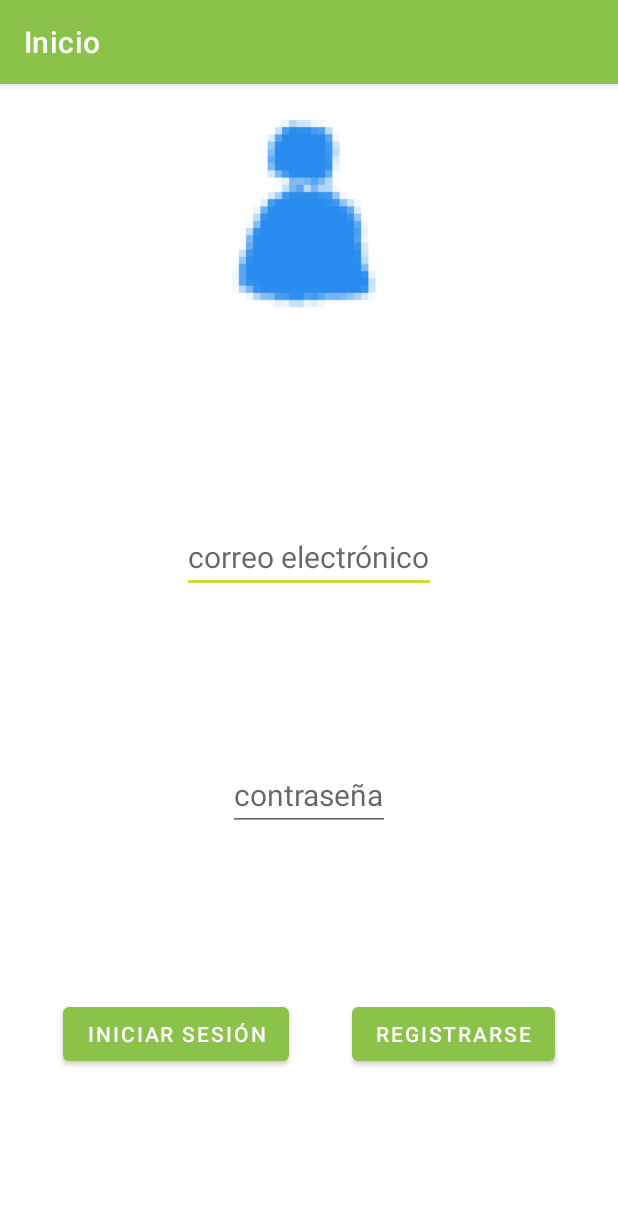
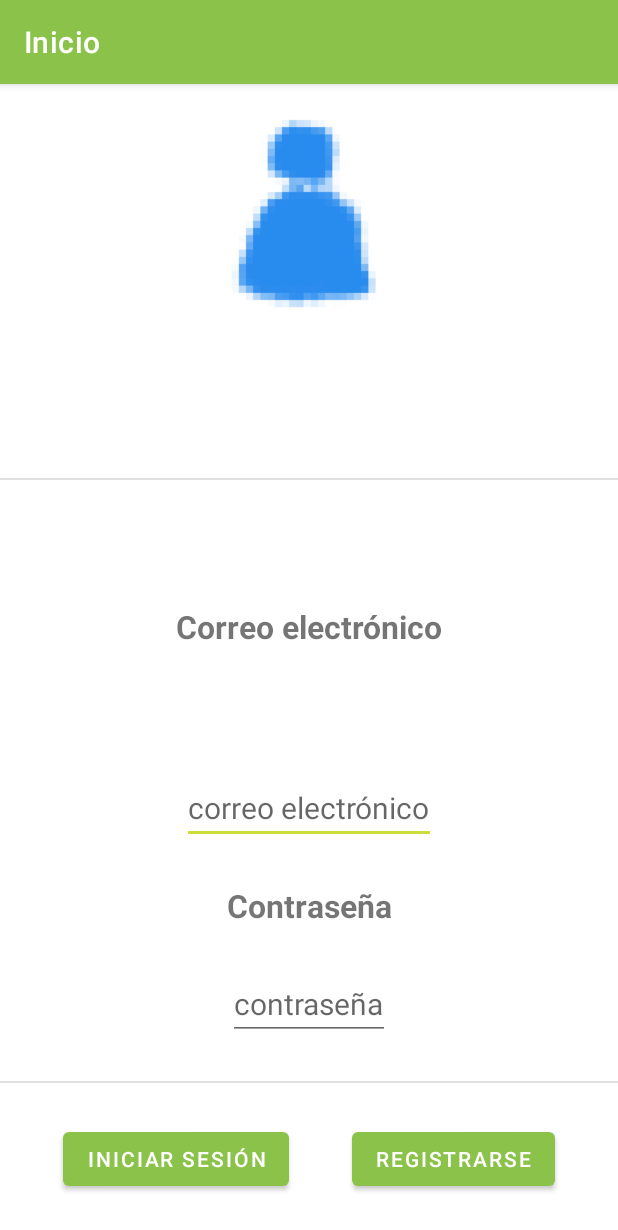
Before and after one commit to saragl728/ProyectoClasesSRPG, an Android app: the screen it shows after launch (MainActivity), on a phone screen of 412 x 824 dp. Shown: the top 1230 px of the screen. Run offline under Robolectric (Android 15) with nearby library versions, the phone set to English and light mode, and no system bars; our stand-ins replace Firebase (no records; nobody signed in at launch, a user with empty details on screens opened directly).

Commit message:
Cambio cosas del layout

```diff
--- a/app/src/main/java/com/example/proyectoclasessrpg/ListadoClasesActivity.kt
+++ b/app/src/main/java/com/example/proyectoclasessrpg/ListadoClasesActivity.kt
@@ -10,6 +10,7 @@ class ListadoClasesActivity : ActividadConMenus() {
         super.onCreate(savedInstanceState)
         val binding = ActivityListadoClasesBinding.inflate(layoutInflater)
         setContentView(binding.root)
+        title = "Lista de clases"
 
     }
 }
--- a/app/src/main/res/layout/activity_main.xml
+++ b/app/src/main/res/layout/activity_main.xml
@@ -4,9 +4,19 @@
     xmlns:tools="http://schemas.android.com/tools"
     android:layout_width="match_parent"
     android:layout_height="match_parent"
-    tools:context=".MainActivity"
-    android:layout_marginVertical="10dp">
+    tools:context=".MainActivity">
 
+    <TextView
+        android:layout_width="wrap_content"
+        android:layout_height="wrap_content"
+        android:id="@+id/textoCorreo"
+        android:text="Correo electrónico"
+        android:textStyle="bold"
+        android:textSize="21dp"
+        app:layout_constraintLeft_toLeftOf="parent"
+        app:layout_constraintRight_toRightOf="parent"
+        app:layout_constraintBottom_toTopOf="@id/correo"
+        app:layout_constraintTop_toBottomOf="@id/divisor"/>
     <EditText
         android:id="@+id/correo"
         android:layout_width="wrap_content"
@@ -15,7 +25,19 @@
         android:textSize="20dp"
         app:layout_constraintLeft_toLeftOf="parent"
         app:layout_constraintRight_toRightOf="parent"
-        app:layout_constraintTop_toBottomOf="@id/imagenInicio"
+        app:layout_constraintTop_toBottomOf="@id/textoCorreo"
+        app:layout_constraintBottom_toTopOf="@id/contrasenya"/>
+
+    <TextView
+        android:layout_width="wrap_content"
+        android:layout_height="wrap_content"
+        android:id="@+id/textoContrasenya"
+        android:textStyle="bold"
+        android:textSize="21dp"
+        app:layout_constraintLeft_toLeftOf="parent"
+        app:layout_constraintRight_toRightOf="parent"
+        android:text="Contraseña"
+        app:layout_constraintTop_toBottomOf="@id/correo"
         app:layout_constraintBottom_toTopOf="@id/contrasenya"/>
 
     <EditText
@@ -27,8 +49,8 @@
         android:inputType="textPassword"
         app:layout_constraintLeft_toLeftOf="parent"
         app:layout_constraintRight_toRightOf="parent"
-        app:layout_constraintBottom_toTopOf="@id/bLogin"
-        app:layout_constraintTop_toBottomOf="@id/correo"/>
+        app:layout_constraintBottom_toTopOf="@id/divisor2"
+        app:layout_constraintTop_toBottomOf="@id/textoContrasenya"/>
 
     <Button
         android:id="@+id/bLogin"
@@ -38,7 +60,7 @@
         app:layout_constraintLeft_toLeftOf="parent"
         app:layout_constraintRight_toLeftOf="@id/bRegistro"
         app:layout_constraintBottom_toBottomOf="parent"
-        app:layout_constraintTop_toBottomOf="@id/contrasenya"/>
+        app:layout_constraintTop_toBottomOf="@id/divisor2"/>
 
     <Button
         android:id="@+id/bRegistro"
@@ -48,7 +70,7 @@
         app:layout_constraintLeft_toRightOf="@id/bLogin"
         app:layout_constraintRight_toRightOf="parent"
         app:layout_constraintBottom_toBottomOf="parent"
-        app:layout_constraintTop_toBottomOf="@id/contrasenya"/>
+        app:layout_constraintTop_toBottomOf="@id/divisor2"/>
 
     <ImageView
         android:id="@+id/imagenInicio"
@@ -58,4 +80,20 @@
         app:layout_constraintTop_toTopOf="parent"
         app:layout_constraintLeft_toLeftOf="parent"
         app:layout_constraintRight_toRightOf="parent"/>
+
+    <View
+        android:id="@+id/divisor"
+        android:layout_width="match_parent"
+        android:layout_height="1dp"
+        android:background="?android:attr/listDivider"
+        app:layout_constraintTop_toBottomOf="@id/imagenInicio"
+        app:layout_constraintBottom_toTopOf="@id/textoCorreo"/>
+
+    <View
+        android:id="@+id/divisor2"
+        android:layout_width="match_parent"
+        android:layout_height="1dp"
+        android:background="?android:attr/listDivider"
+        app:layout_constraintBottom_toTopOf="@id/bLogin"
+        app:layout_constraintTop_toBottomOf="@id/contrasenya"/>
 </androidx.constraintlayout.widget.ConstraintLayout>
--- a/build.gradle.kts
+++ b/build.gradle.kts
@@ -1,6 +1,6 @@
 // Top-level build file where you can add configuration options common to all sub-projects/modules.
 plugins {
-    id("com.android.application") version "8.2.1" apply false
+    id("com.android.application") version "8.2.2" apply false
     id("org.jetbrains.kotlin.android") version "1.9.22" apply false
     id("com.google.gms.google-services") version "4.4.0" apply false
 }
```
Also changed, not shown: app/src/main/java/com/example/proyectoclasessrpg/NuevaClaseActivity.kt (+19 -3 lines), app/src/main/java/com/example/proyectoclasessrpg/adapter/ActividadConMenus.kt (+28 -1 lines), app/src/main/res/layout/activity_nueva_clase.xml (+46 -3 lines), app/src/main/res/layout/activity_nueva_habilidad.xml (+14 -2 lines), app/src/main/res/layout/activity_registro.xml (+24 -4 lines), app/src/main/res/menu/menu.xml (+4 -4 lines).
